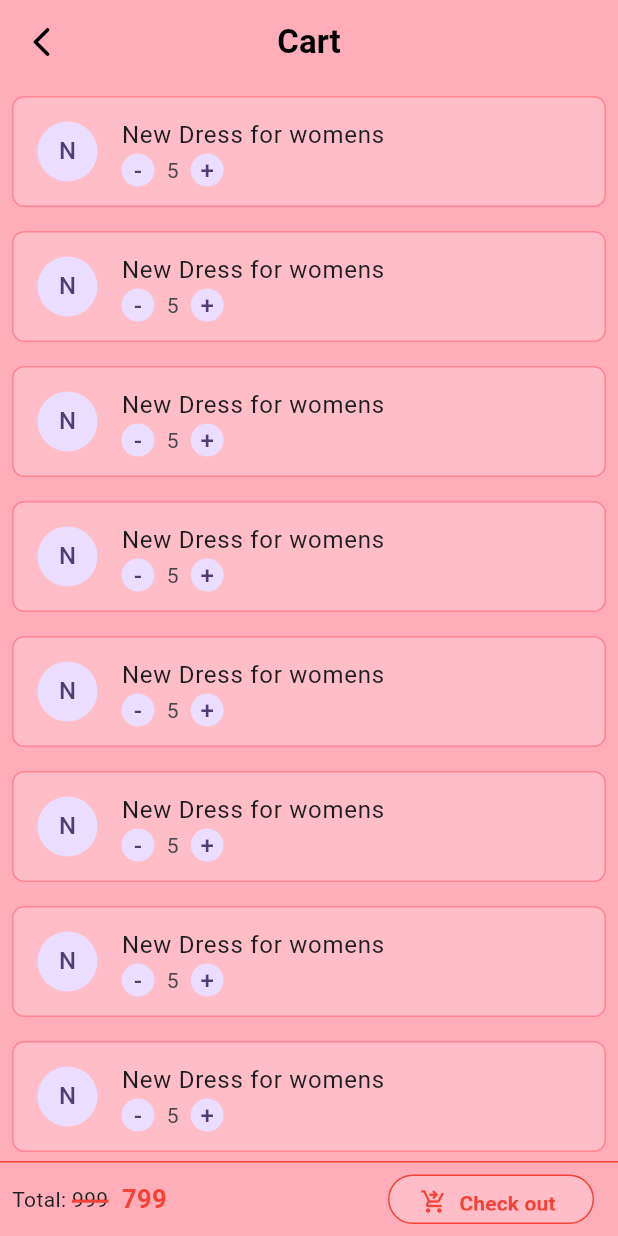
After one commit to anand-kumar-sinha/flutter-ecomm, a Flutter app: the CartScreen screen opened directly, on a phone screen of 412 x 824 dp. The commit adds this screen. Run offline on Flutter 3.47's test engine with Material 3 defaults, Android fonts, the phone set to English and light mode, and no system bars; our stand-ins replace cached_network_image, carousel_slider, cloud_firestore, firebase_auth, firebase_core, firebase_messaging and 6 more; accounts and stored records are empty.

Commit message:
cart screen or add product in cart

```diff
--- /dev/null
+++ b/lib/screens/user-panel/cart_screen.dart
@@ -0,0 +1,146 @@
+import 'package:ecomm/utils/app_constant.dart';
+import 'package:flutter/cupertino.dart';
+import 'package:flutter/material.dart';
+import 'package:get/get.dart';
+
+class CartScreen extends StatefulWidget {
+  const CartScreen({super.key});
+
+  @override
+  State<CartScreen> createState() => _CartScreenState();
+}
+
+class _CartScreenState extends State<CartScreen>
+    with SingleTickerProviderStateMixin {
+  late AnimationController _controller;
+
+  @override
+  void initState() {
+    super.initState();
+    _controller = AnimationController(vsync: this);
+  }
+
+  @override
+  void dispose() {
+    _controller.dispose();
+    super.dispose();
+  }
+
+  @override
+  Widget build(BuildContext context) {
+    return Scaffold(
+      appBar: AppBar(
+        leading: IconButton(
+          icon: const Icon(Icons.arrow_back_ios_rounded),
+          color: AppConstant.appTextColor,
+          onPressed: () {
+            Navigator.of(context).pop();
+          },
+        ),
+        backgroundColor: AppConstant.appMainColor,
+        title: const Text(
+          'Cart',
+          style: TextStyle(
+            color: AppConstant.appTextColor,
+            fontWeight: FontWeight.bold,
+          ),
+        ),
+        centerTitle: true,
+      ),
+      body: Container(
+        color: AppConstant.appMainColor,
+        height: Get.height,
+        child: ListView.builder(
+          itemCount: 20,
+          shrinkWrap: true,
+          itemBuilder: (context, index) {
+            return Container(
+              margin: EdgeInsets.all(8),
+              decoration: BoxDecoration(
+                color: AppConstant.appSecondaryColor,
+                borderRadius: BorderRadius.all(Radius.circular(8)),
+                border: Border.all(color: AppConstant.appMainColor),
+              ),
+              child: const ListTile(
+                leading: CircleAvatar(
+                  child: Text('N'),
+                ),
+                title: Text('New Dress for womens'),
+                subtitle: Row(
+                  children: [
+                    CircleAvatar(
+                      radius: 11,
+                      child: Text('-'),
+                    ),
+                    SizedBox(width: 8),
+                    Text('5'),
+                    SizedBox(width: 8),
+                    CircleAvatar(
+                      radius: 11,
+                      child: Text('+'),
+                    ),
+                  ],
+                ),
+              ),
+            );
+          },
+        ),
+      ),
+      bottomNavigationBar: Container(
+          height: 50,
+          decoration: const BoxDecoration(
+              color: AppConstant.appMainColor,
+              border: BorderDirectional(
+                top: BorderSide(color: Colors.red, width: 1),
+              )),
+          padding: const EdgeInsets.all(8),
+          child: Row(
+            mainAxisAlignment: MainAxisAlignment.spaceBetween,
+            children: [
+              Row(
+                children: [
+                  Text(
+                    'Total: ',
+                  ),
+                  Text(
+                    '999',
+                    style: TextStyle(
+                        decoration: TextDecoration.lineThrough,
+                        decorationColor: Colors.red,
+                        decorationThickness: 3),
+                  ),
+                  Text(
+                    '  799',
+                    style: TextStyle(
+                        color: Colors.red,
+                        fontWeight: FontWeight.bold,
+                        fontSize: 17),
+                  )
+                ],
+              ),
+              Container(
+                margin: const EdgeInsets.symmetric(horizontal: 8),
+                decoration: BoxDecoration(
+                    color: AppConstant.appSecondaryColor,
+                    border: Border.all(color: Colors.red),
+                    borderRadius: BorderRadius.circular(20)),
+                width: Get.width / 3,
+                height: Get.height / 12,
+                child: TextButton.icon(
+                  icon: const Icon(
+                    Icons.shopping_cart_checkout,
+                    color: Colors.red,
+                  ),
+                  onPressed: () {},
+                  label: const Text(
+                    'Check out',
+                    style: TextStyle(
+                        color: Colors.red, fontWeight: FontWeight.bold),
+                  ),
+                ),
+              ),
+            ],
+          )),
+    );
+  }
+}
--- a/lib/widgets/all_product_widget.dart
+++ b/lib/widgets/all_product_widget.dart
@@ -1,11 +1,9 @@
-
 import 'package:cloud_firestore/cloud_firestore.dart';
 import 'package:ecomm/models/product_model.dart';
 import 'package:ecomm/utils/app_constant.dart';
 import 'package:flutter/cupertino.dart';
 import 'package:flutter/material.dart';
 import 'package:get/get.dart';
-
 import 'product_card_widget.dart';
 
 class AllProductWidget extends StatefulWidget {
--- a/lib/widgets/category_widget.dart
+++ b/lib/widgets/category_widget.dart
@@ -45,7 +45,7 @@ class _CategoryWidgetState extends State<CategoryWidget> {
           if (snapshot.data != null) {
             return SizedBox(
               width: Get.width,
-              height: 185,
+              height: 186,
               child: ListView.builder(
                 itemCount: snapshot.data!.docs.length,
                 shrinkWrap: true,
--- a/pubspec.yaml
+++ b/pubspec.yaml
@@ -48,6 +48,7 @@ dependencies:
   cached_network_image: ^3.4.1
   image_card: ^0.0.4
   flutter_rating_bar: ^4.0.1
+  flutter_swipe_action_cell: ^3.1.5
 
 dev_dependencies:
   flutter_test:
```
Also changed, not shown: lib/models/cart_model.dart (added, +77 -0 lines), lib/screens/user-panel/main_screen.dart (+9 -3 lines), lib/screens/user-panel/product_detail_screen.dart (+66 -5 lines), pubspec.lock.
